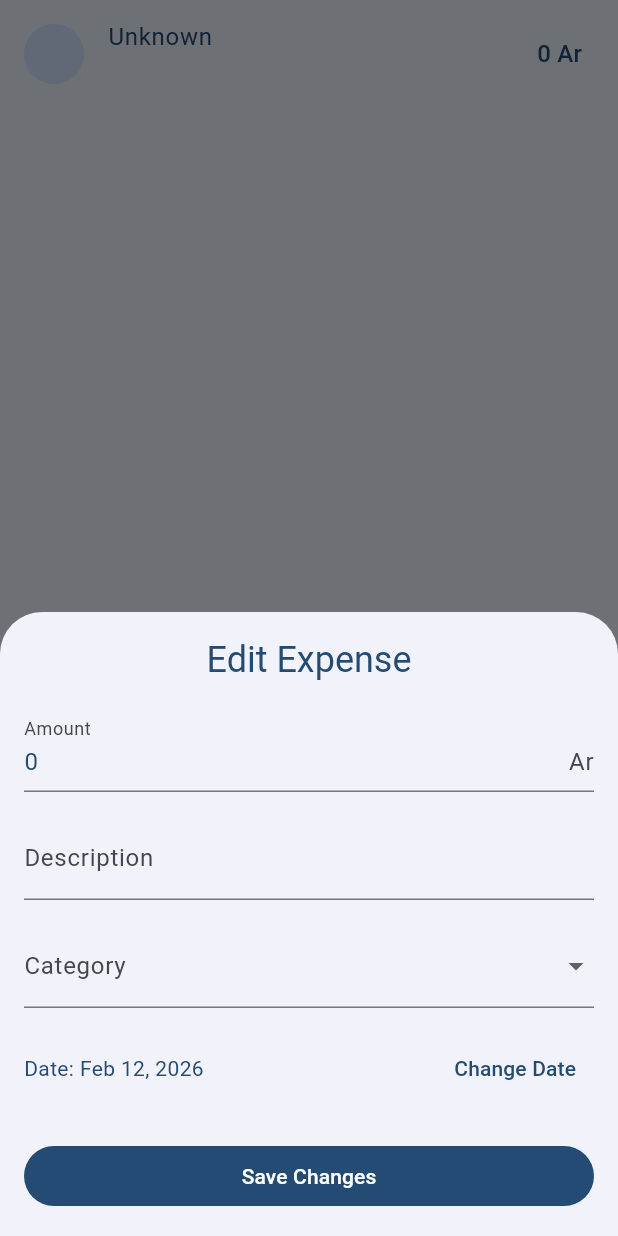
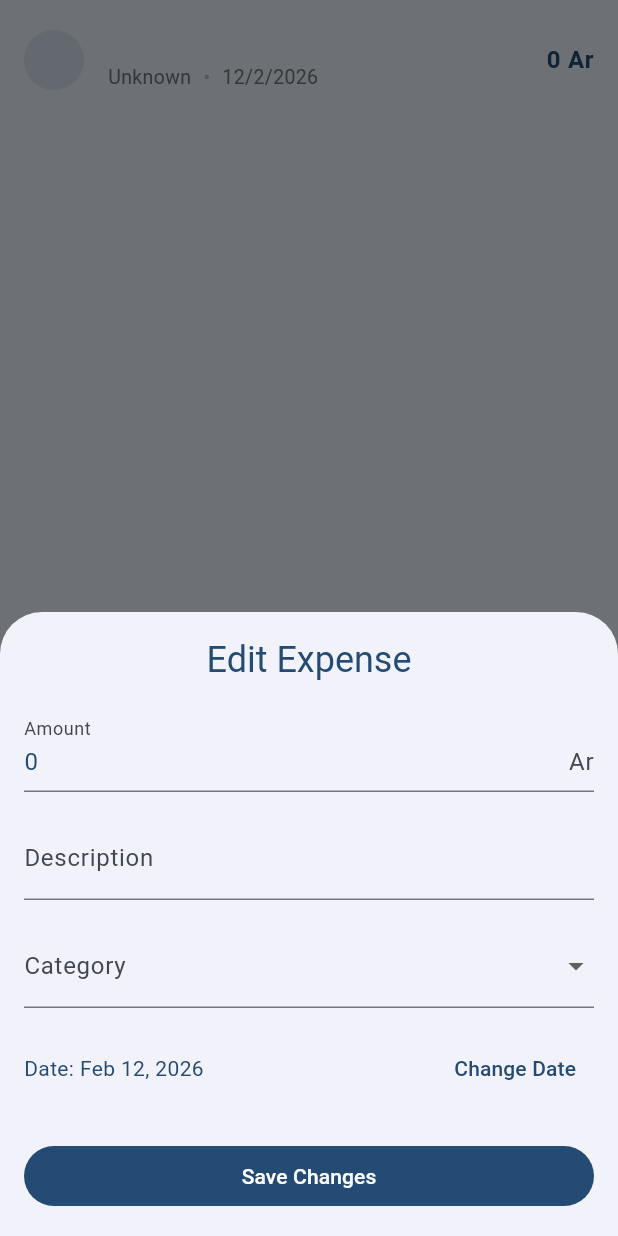
Before and after one commit to HenintsoaPaul/poketra-vy, a Flutter app: the ExpenseTile widget shown alone on an empty page, opened directly with empty values, after a tap on an icon or button, on a phone screen of 412 x 824 dp. Run offline on Flutter 3.47's test engine with Material 3 defaults, Android fonts, the phone set to English and light mode, and no system bars; our stand-ins replace fl_chart, flutter_riverpod, go_router, hive, hive_flutter, speech_to_text; accounts and stored records are empty.

Commit message:
revamp: expenses

```diff
--- a/lib/features/expenses/screens/expenses_list_screen.dart
+++ b/lib/features/expenses/screens/expenses_list_screen.dart
@@ -16,13 +16,12 @@ class ExpensesListScreen extends ConsumerWidget {
     final Category selectedCategory = ref.watch(selectedCategoryProvider);
     final List<Category> allCategories = ref.watch(availableCategoriesProvider);
 
-    return Scaffold(
-      appBar: AppBar(title: const Text('Expenses')),
-      body: Column(
+    return Column(
       children: [
         // Category filter chips
         Container(
           height: 60,
+          color: Colors.white,
           padding: const EdgeInsets.symmetric(vertical: 8),
           child: ListView.builder(
             scrollDirection: Axis.horizontal,
@@ -34,9 +33,13 @@ class ExpensesListScreen extends ConsumerWidget {
 
               return Padding(
                 padding: const EdgeInsets.only(right: 8),
-                  child: FilterChip(
+                child: ChoiceChip(
                   label: Text(category.name),
                   selected: isSelected,
+                  selectedColor: Theme.of(context).primaryColor,
+                  labelStyle: TextStyle(
+                    color: isSelected ? Colors.white : Colors.black87,
+                  ),
                   onSelected: (selected) {
                     ref.read(selectedCategoryProvider.notifier).state =
                         category;
@@ -54,7 +57,6 @@ class ExpensesListScreen extends ConsumerWidget {
               : _buildGroupedListView(expenses),
         ),
       ],
-      ),
     );
   }
 
--- a/lib/features/expenses/widgets/expense_tile.dart
+++ b/lib/features/expenses/widgets/expense_tile.dart
@@ -68,23 +68,51 @@ class ExpenseTile extends ConsumerWidget {
         );
       },
       child: ListTile(
+        contentPadding: const EdgeInsets.symmetric(horizontal: 16, vertical: 4),
+
         /// Expense Category Icon
         leading: CircleAvatar(
+          backgroundColor: Theme.of(
+            context,
+          ).primaryColor.withValues(alpha: 0.1),
+          foregroundColor: Theme.of(context).primaryColor,
           child: Icon(
             IconData(category.iconCodePoint, fontFamily: 'MaterialIcons'),
+            size: 20,
           ),
         ),
 
-        /// Expense Category
-        title: Text(category.name),
+        /// Expense Description
+        title: Text(
+          expense.description,
+          style: const TextStyle(fontWeight: FontWeight.w400, fontSize: 16),
+        ),
 
-        /// Expense Description
-        subtitle: Text(expense.description),
+        /// Expense Category & Date
+        subtitle: Row(
+          children: [
+            Text(
+              category.name,
+              style: TextStyle(color: Colors.grey[600], fontSize: 13),
+            ),
+            const SizedBox(width: 8),
+            Text("•", style: TextStyle(color: Colors.grey[400], fontSize: 13)),
+            const SizedBox(width: 8),
+            Text(
+              "${expense.date.day}/${expense.date.month}/${expense.date.year}",
+              style: TextStyle(color: Colors.grey[600], fontSize: 13),
+            ),
+          ],
+        ),
 
         /// Expense Amount
         trailing: Text(
           ref.watch(currencyFormatterProvider).format(expense.amount),
-          style: Theme.of(context).textTheme.titleMedium,
+          style: TextStyle(
+            color: Theme.of(context).primaryColor,
+            fontWeight: FontWeight.bold,
+            fontSize: 16,
+          ),
         ),
 
         /// On Tap
```
Lines whose indentation alone changed are shown as unchanged.
